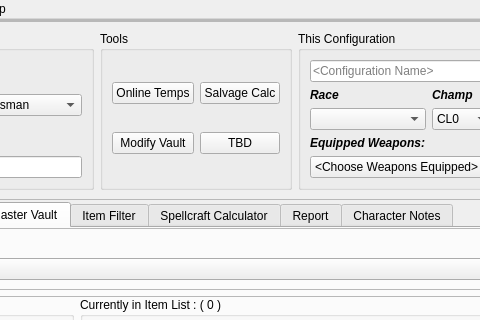
Before: the Qt Designer form gbx.ui in haydena23/TempStar, drawn with Qt 5; both pictures show x 181 to 661 and y 0 to 320 of the 1400 by 800 pixel window.
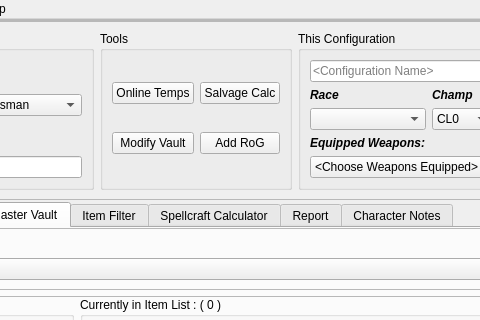
After: the same form once the commit is applied. The open tabs and pages were chosen to show the change.

Diff of the .ui file:
```diff
--- a/gbx.ui
+++ b/gbx.ui
@@ -416,7 +416,7 @@
                 <item row="1" column="1">
                  <widget class="QPushButton" name="pushButton_7">
                   <property name="text">
-                   <string>TBD</string>
+                   <string>Add RoG</string>
                   </property>
                  </widget>
                 </item>
```
Left out of the diff: 4 changed lines with no effect on the pictures.
